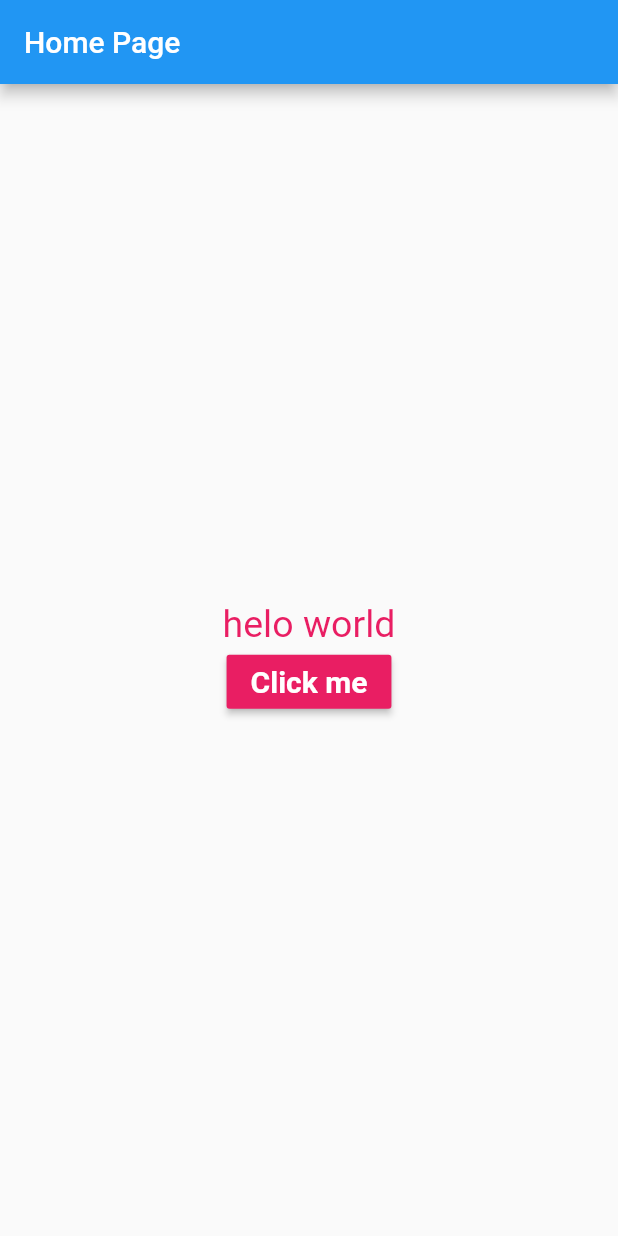
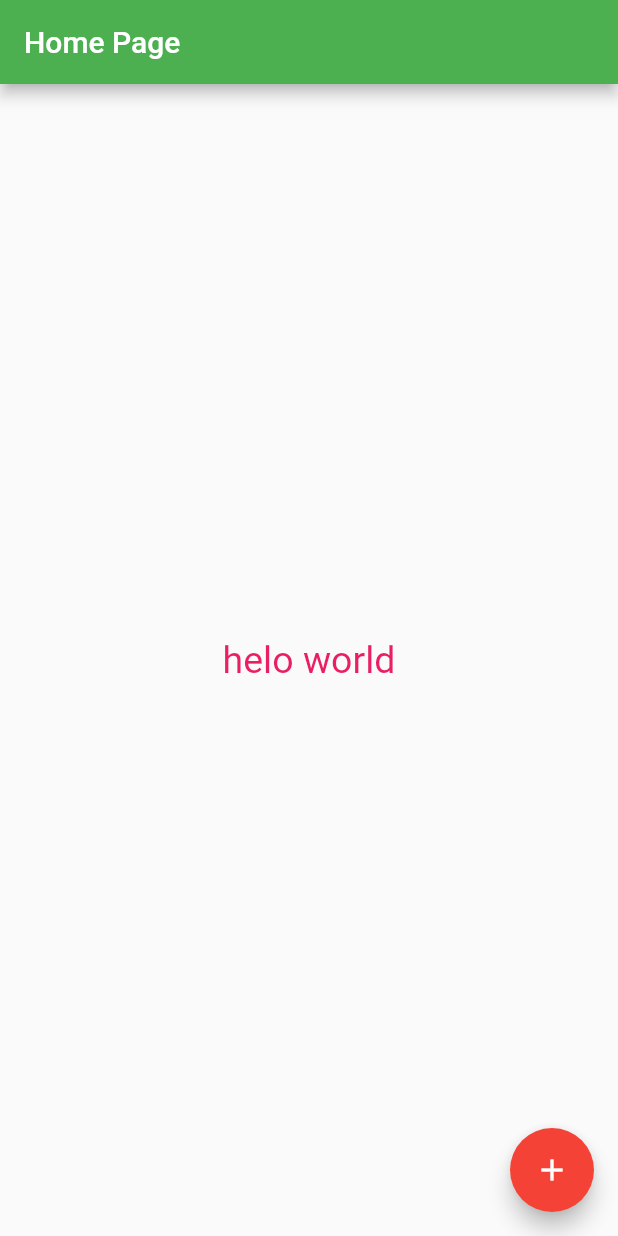
Before and after one commit to shalgorepublic/Flutter_practice_app, a Flutter app: the screen it shows after launch, on a phone screen of 412 x 824 dp. Run offline on Flutter 3.47's test engine with Material 2 defaults, Android fonts, the phone set to English and light mode, and no system bars.

Commit message:
remove raisedbutton and add floatingActionButton

```diff
--- a/lib/main.dart
+++ b/lib/main.dart
@@ -13,6 +13,10 @@ class MyApp extends StatelessWidget {
 
       title: "My App",
       home: new HomePage(),
+      theme: new ThemeData(
+        primarySwatch: Colors.green,
+        accentColor: Colors.red
+      ),
     );
   }
 }
@@ -44,10 +48,6 @@ class _HomePageState extends State<HomePage> {
           mainAxisAlignment: MainAxisAlignment.center,
           children: <Widget>[
             new Text(myText,style: new TextStyle(color: Colors.pink,fontSize: 25),),
-            new RaisedButton(onPressed: _changeText,
-            color: Colors.pink,
-            textColor: Colors.white,
-            child: new Text("Click me",style: new TextStyle(fontWeight:FontWeight.bold,fontSize: 20.0),))
           ],
         ),
       ),
@@ -62,6 +62,10 @@ class _HomePageState extends State<HomePage> {
         title: new Text("Home Page"),
       ),
       body: _bodyWidget(),
+      floatingActionButton: new FloatingActionButton(
+        child: new Icon(Icons.add),
+        onPressed: _changeText,
+      ),
     );
   }
 }
```
